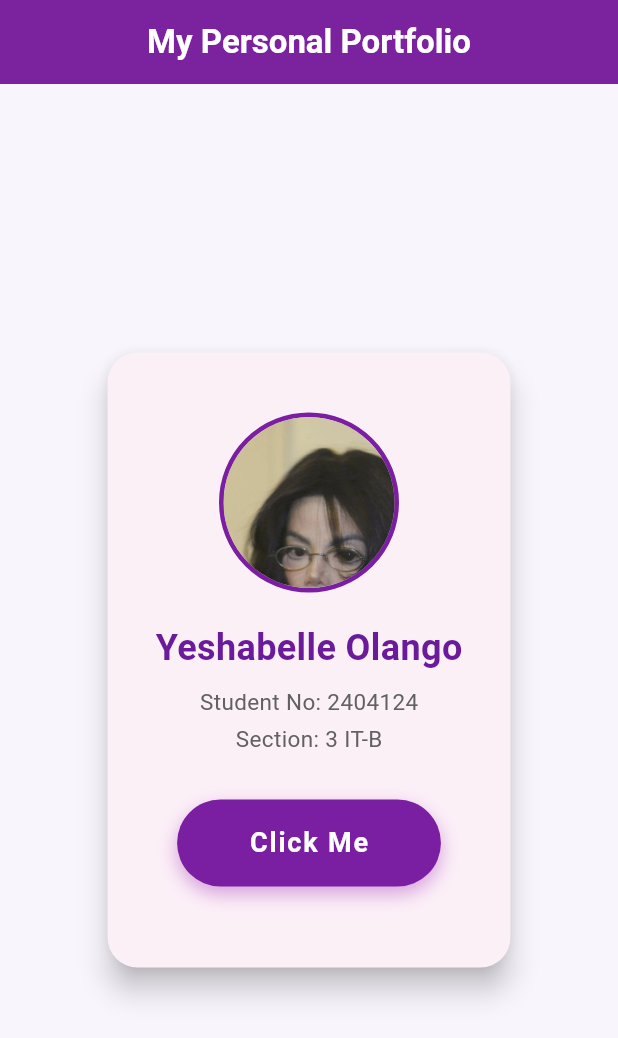
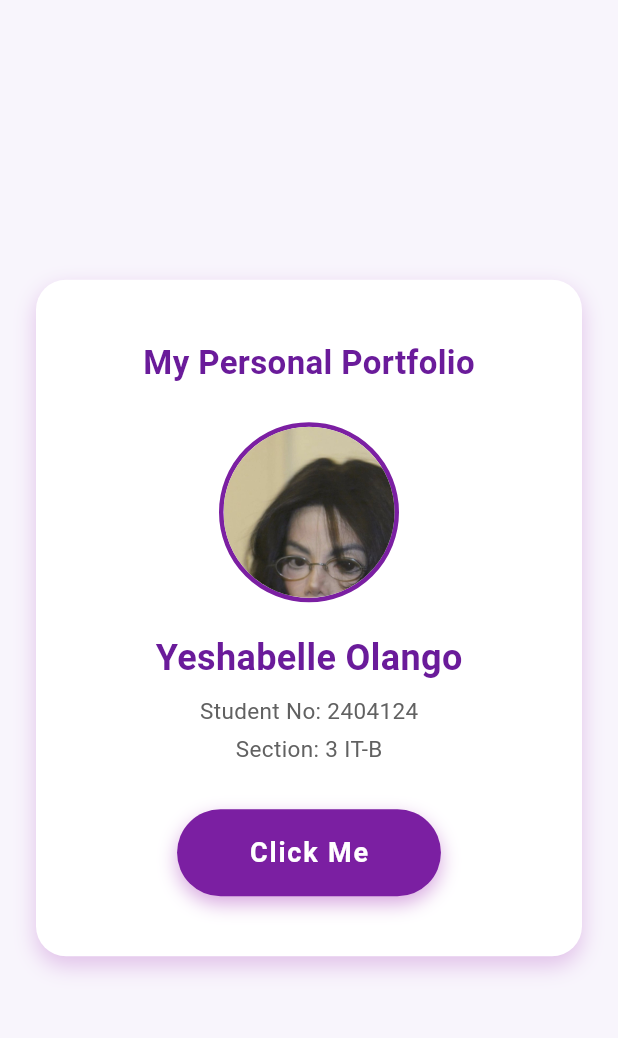
Before and after one commit to Eeriem/PersonalPortfolio, a Flutter app: the screen it shows after launch, on a phone screen of 412 x 824 dp. Shown: the top 1038 px of the screen. Run offline on Flutter 3.47's test engine with Material 3 defaults, Android fonts, the phone set to English and light mode, and no system bars.

Commit message:
changed widgets a bit

```diff
--- a/lib/main.dart
+++ b/lib/main.dart
@@ -17,20 +17,20 @@ class PortfolioApp extends StatelessWidget {
         useMaterial3: true,
         scaffoldBackgroundColor: const Color(0xFFF8F5FC),
       ),
-      home: PortfolioScreen(),
+      home: const PortfolioScreen(),
     );
   }
 }
 
 class PortfolioScreen extends StatelessWidget {
-  PortfolioScreen({super.key});
+  const PortfolioScreen({super.key});
 
   final String studentName = "Yeshabelle Olango";
   final String studentNumber = "2404124";
   final String section = "3 IT-B";
   final String professorName = "PROF. ALBERT Q. ALFORJA";
 
-  // Single Tap
+  // Single Tap → current examination date
   void _onSingleTap() {
     final now = DateTime.now();
     final date =
@@ -40,14 +40,14 @@ class PortfolioScreen extends StatelessWidget {
     print("======================");
   }
 
-  // Double Tap
+  // Double Tap → professor full name
   void _onDoubleTap() {
     print("===== DOUBLE TAP =====");
     print("Professor: $professorName");
     print("======================");
   }
 
-  // Long Press
+  // Long Press → student full name
   void _onLongPress() {
     print("===== LONG PRESS =====");
     print("Student Name: $studentName");
@@ -57,39 +57,43 @@ class PortfolioScreen extends StatelessWidget {
   @override
   Widget build(BuildContext context) {
     return Scaffold(
-      appBar: AppBar(
-        title: const Text(
-          "My Personal Portfolio",
-          style: TextStyle(fontWeight: FontWeight.bold),
+      body: Center(
+        child: Container(
+          margin: const EdgeInsets.all(24),
+          padding: const EdgeInsets.symmetric(horizontal: 32, vertical: 40),
+          decoration: BoxDecoration(
+            color: Colors.white,
+            borderRadius: BorderRadius.circular(20),
+            boxShadow: [
+              BoxShadow(
+                color: Colors.purple.withOpacity(0.25),
+                blurRadius: 12,
+                offset: const Offset(0, 6),
               ),
-        centerTitle: true,
-        backgroundColor: Colors.purple.shade700,
-        foregroundColor: Colors.white,
-        elevation: 4,
-      ),
-
-      body: Center(
-        child: Padding(
-          padding: const EdgeInsets.all(24),
-          child: Card(
-            elevation: 8,
-            shape: RoundedRectangleBorder(
-              borderRadius: BorderRadius.circular(20),
-            ),
-            child: Padding(
-              padding: const EdgeInsets.symmetric(
-                horizontal: 32,
-                vertical: 40,
+            ],
           ),
           child: Column(
             mainAxisSize: MainAxisSize.min,
             children: [
+              // Title
+              Text(
+                "My Personal Portfolio",
+                style: TextStyle(
+                  fontSize: 22,
+                  fontWeight: FontWeight.bold,
+                  color: Colors.purple.shade800,
+                ),
+              ),
+
+              // Spacing
+              Container(height: 24),
+
+              // Profile Photo
               Container(
                 width: 120,
                 height: 120,
                 decoration: BoxDecoration(
                   shape: BoxShape.circle,
-                      color: Colors.purple.shade100,
                   border: Border.all(
                     color: Colors.purple.shade700,
                     width: 3,
@@ -99,11 +103,14 @@ class PortfolioScreen extends StatelessWidget {
                   child: Image.asset(
                     'assets/mike.jpg',
                     fit: BoxFit.cover,
+                    width: 120,
+                    height: 120,
                   ),
                 ),
               ),
 
-                  const SizedBox(height: 20),
+              // Spacing
+              Container(height: 20),
 
               // Name
               Text(
@@ -115,7 +122,7 @@ class PortfolioScreen extends StatelessWidget {
                 ),
               ),
 
-                  const SizedBox(height: 8),
+              Container(height: 8),
 
               Text(
                 "Student No: $studentNumber",
@@ -125,7 +132,7 @@ class PortfolioScreen extends StatelessWidget {
                 ),
               ),
 
-                  const SizedBox(height: 4),
+              Container(height: 4),
 
               Text(
                 "Section: $section",
@@ -135,9 +142,9 @@ class PortfolioScreen extends StatelessWidget {
                 ),
               ),
 
-                  const SizedBox(height: 30),
+              Container(height: 30),
 
-                  // ===== CLICK ME BUTTON (INSIDE THE CARD) =====
+              // ===== CLICK ME BUTTON (GestureDetector) =====
               GestureDetector(
                 onTap: _onSingleTap,
                 onDoubleTap: _onDoubleTap,
@@ -169,11 +176,7 @@ class PortfolioScreen extends StatelessWidget {
                   ),
                 ),
               ),
-
-                  const SizedBox(height: 14),
             ],
-              ),
-            ),
           ),
         ),
       ),
```
Lines whose indentation alone changed are shown as unchanged.
